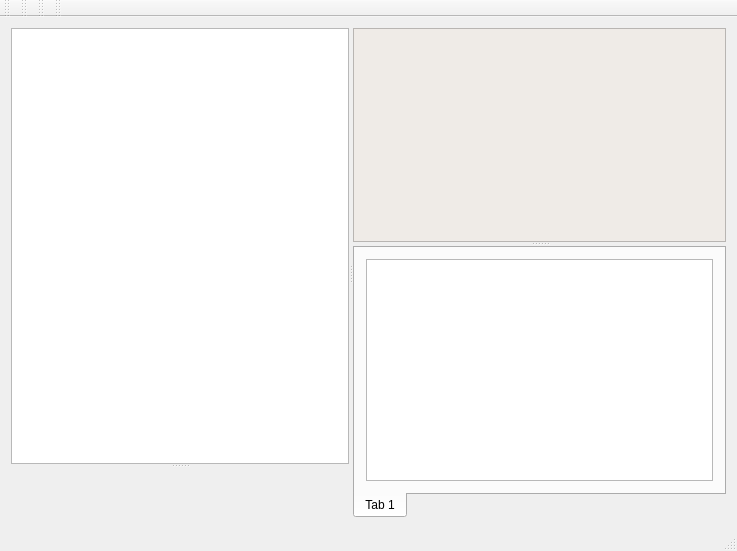
First picture: the form in configurator2/mainwindow.ui, repository breton75/ksuts, before the edit.
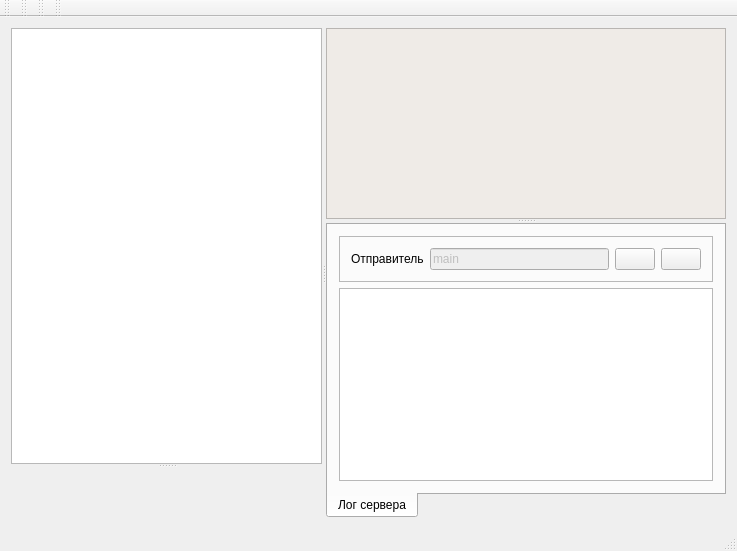
Second picture: the form after the edit. Icons and pictures are not drawn.

What changed in the file:
```diff
--- a/configurator2/mainwindow.ui
+++ b/configurator2/mainwindow.ui
@@ -98,9 +98,60 @@
         </property>
         <widget class="QWidget" name="tab">
          <attribute name="title">
-          <string>Tab 1</string>
+          <string>Лог сервера</string>
          </attribute>
          <layout class="QVBoxLayout" name="verticalLayout_2">
+          <item>
+           <widget class="QFrame" name="frame">
+            <property name="frameShape">
+             <enum>QFrame::StyledPanel</enum>
+            </property>
+            <property name="frameShadow">
+             <enum>QFrame::Raised</enum>
+            </property>
+            <layout class="QHBoxLayout" name="horizontalLayout">
+             <item>
+              <widget class="QLabel" name="label">
+               <property name="text">
+                <string>Отправитель</string>
+               </property>
+              </widget>
+             </item>
+             <item>
+              <widget class="QLineEdit" name="lineSender">
+               <property name="enabled">
+                <bool>false</bool>
+               </property>
+               <property name="text">
+                <string>main</string>
+               </property>
+              </widget>
+             </item>
+             <item>
+              <widget class="QPushButton" name="bnEditSender">
+               <property name="text">
+                <string/>
+               </property>
+               <property name="icon">
+                <iconset resource="res.qrc">
+                 <normaloff>:/my_icons/icons/004-lock.png</normaloff>:/my_icons/icons/004-lock.png</iconset>
+               </property>
+              </widget>
+             </item>
+             <item>
+              <widget class="QPushButton" name="bnClear">
+               <property name="text">
+                <string/>
+               </property>
+               <property name="icon">
+                <iconset resource="res.qrc">
+                 <normaloff>:/my_icons/icons/008-content.png</normaloff>:/my_icons/icons/008-content.png</iconset>
+               </property>
+              </widget>
+             </item>
+            </layout>
+           </widget>
+          </item>
           <item>
            <widget class="QTextEdit" name="textLog"/>
           </item>
```
